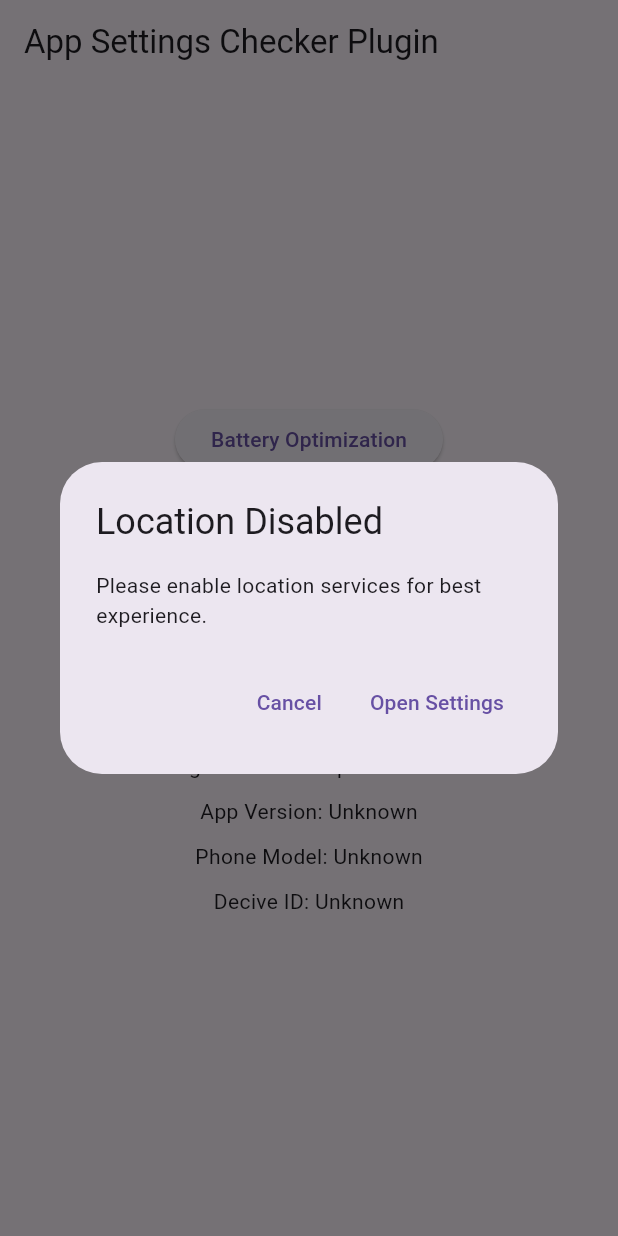
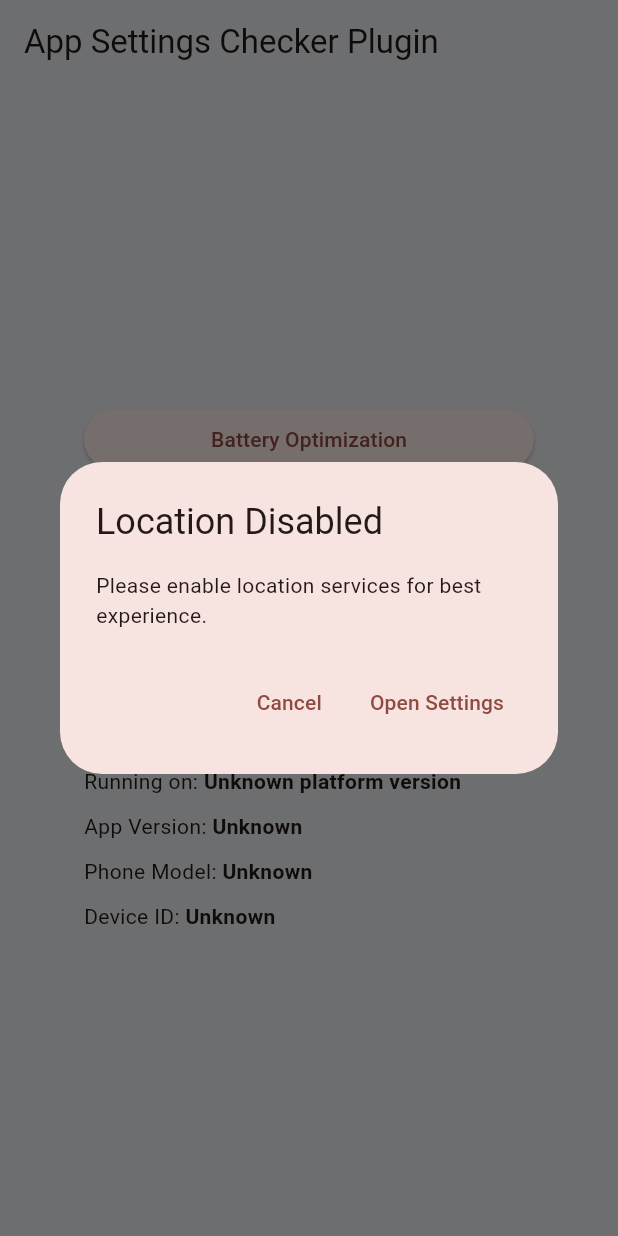
Before and after one commit to robertnicjoo/app_settings_checker, a Flutter app: the screen it shows after launch, after a tap on "Location", on a phone screen of 412 x 824 dp. Run offline on Flutter 3.47's test engine with Material 3 defaults, Android fonts, the phone set to English and light mode, and no system bars; our stand-ins replace plugin_platform_interface.

Commit message:
support ios

```diff
--- a/example/lib/main.dart
+++ b/example/lib/main.dart
@@ -18,7 +18,15 @@ class MyApp extends StatefulWidget {
 class _MyAppState extends State<MyApp> {
   @override
   Widget build(BuildContext context) {
-    return MaterialApp(title: "App Settings Checker", home: HomePage());
+    return MaterialApp(
+      theme: ThemeData(
+        colorSchemeSeed: Colors.red,
+        scaffoldBackgroundColor: Colors.blueGrey.shade50,
+        appBarTheme: AppBarTheme(backgroundColor: Colors.blueGrey.shade50),
+      ),
+      title: "App Settings Checker",
+      home: HomePage(),
+    );
   }
 }
 
@@ -31,7 +39,6 @@ class HomePage extends StatefulWidget {
 
 class _HomePageState extends State<HomePage> {
   String _platformVersion = 'Unknown';
-  final _batteryOptimizationCheckerPlugin = AppSettingsChecker();
 
   @override
   void initState() {
@@ -46,7 +53,7 @@ class _HomePageState extends State<HomePage> {
     // We also handle the message potentially returning null.
     try {
       platformVersion =
-          await _batteryOptimizationCheckerPlugin.getPlatformVersion() ??
+          await AppSettingsChecker.getPlatformVersion() ??
           'Unknown platform version';
     } on PlatformException {
       platformVersion = 'Failed to get platform version.';
@@ -64,7 +71,7 @@ class _HomePageState extends State<HomePage> {
 
   Future<void> checkBatteryOptimization(BuildContext context) async {
     final isDisabled = await AppSettingsChecker.isBatteryOptimizationDisabled();
-    if (!isDisabled) {
+    if (context.mounted && !isDisabled) {
       showDialog(
         context: context,
         builder:
@@ -93,8 +100,7 @@ class _HomePageState extends State<HomePage> {
 
   void checkLocationAndPrompt(BuildContext context) async {
     final isEnabled = await AppSettingsChecker.isLocationEnabled();
-    print('isEnabled $isEnabled');
-    if (!isEnabled) {
+    if (context.mounted && !isEnabled) {
       showDialog(
         context: context,
         builder:
@@ -119,11 +125,34 @@ class _HomePageState extends State<HomePage> {
             ),
       );
     }
+    if (context.mounted && isEnabled) {
+      showDialog(
+        context: context,
+        builder:
+            (_) => AlertDialog(
+              title: Text("Location Enabled"),
+              content: Text("Location is already enabled."),
+              actions: [
+                TextButton(
+                  onPressed: () => Navigator.pop(context),
+                  child: Text("Cancel"),
+                ),
+                TextButton(
+                  onPressed: () {
+                    Navigator.pop(context);
+                    AppSettingsChecker.openLocationSettings();
+                  },
+                  child: Text("Open Settings"),
+                ),
+              ],
+            ),
+      );
+    }
   }
 
   void checkNotificationsAndPrompt(BuildContext context) async {
     final areEnabled = await AppSettingsChecker.areNotificationsEnabled();
-    if (!areEnabled) {
+    if (context.mounted && !areEnabled) {
       showDialog(
         context: context,
         builder:
@@ -154,48 +183,107 @@ class _HomePageState extends State<HomePage> {
   Widget build(BuildContext context) {
     return Scaffold(
       appBar: AppBar(title: const Text('App Settings Checker Plugin')),
-      body: Column(
-        spacing: 10,
-        crossAxisAlignment: CrossAxisAlignment.center,
-        mainAxisAlignment: MainAxisAlignment.center,
+      body: Center(
+        child: ConstrainedBox(
+          constraints: const BoxConstraints(
+            maxWidth: 300,
+          ), // max width for all buttons
+          child: Column(
+            mainAxisSize: MainAxisSize.min,
+            crossAxisAlignment:
+                CrossAxisAlignment.stretch, // makes buttons fill width
             children: [
+              const SizedBox(height: 10),
               ElevatedButton(
                 onPressed: () => checkBatteryOptimization(context),
-            child: Text('Battery Optimization'),
+                child: const Text('Battery Optimization'),
               ),
+              const SizedBox(height: 10),
               ElevatedButton(
                 onPressed: () => checkNotificationsAndPrompt(context),
-            child: Text('Notifications'),
+                child: const Text('Notifications'),
               ),
+              const SizedBox(height: 10),
               ElevatedButton(
                 onPressed: () => checkLocationAndPrompt(context),
-            child: Text('Location'),
+                child: const Text('Location'),
               ),
+              const SizedBox(height: 10),
               ElevatedButton(
                 onPressed: () => AppSettingsChecker.openAppSettings(),
-            child: Text('App Settings'),
+                child: const Text('App Settings'),
               ),
-          Center(child: Text('Running on: $_platformVersion')),
+              const SizedBox(height: 20),
+              Text.rich(
+                TextSpan(
+                  text: 'Running on: ',
+                  children: [
+                    TextSpan(
+                      text: _platformVersion,
+                      style: const TextStyle(fontWeight: FontWeight.bold),
+                    ),
+                  ],
+                ),
+                textAlign: TextAlign.start,
+              ),
+              const SizedBox(height: 10),
               FutureBuilder(
                 future: AppSettingsChecker.getAppVersion(),
                 builder: (context, snapshot) {
-              return Text('App Version: ${snapshot.data ?? "Unknown"}');
+                  return Text.rich(
+                    TextSpan(
+                      text: 'App Version: ',
+                      children: [
+                        TextSpan(
+                          text: snapshot.data ?? "Unknown",
+                          style: const TextStyle(fontWeight: FontWeight.bold),
+                        ),
+                      ],
+                    ),
+                    textAlign: TextAlign.start,
+                  );
                 },
               ),
+              const SizedBox(height: 10),
               FutureBuilder(
                 future: AppSettingsChecker.getPhoneModel(),
                 builder: (context, snapshot) {
-              return Text('Phone Model: ${snapshot.data ?? "Unknown"}');
+                  return Text.rich(
+                    TextSpan(
+                      text: 'Phone Model: ',
+                      children: [
+                        TextSpan(
+                          text: snapshot.data ?? "Unknown",
+                          style: const TextStyle(fontWeight: FontWeight.bold),
+                        ),
+                      ],
+                    ),
+                    textAlign: TextAlign.start,
+                  );
                 },
               ),
+              const SizedBox(height: 10),
               FutureBuilder(
                 future: AppSettingsChecker.getDeviceId(),
                 builder: (context, snapshot) {
-              return Text('Decive ID: ${snapshot.data ?? "Unknown"}');
+                  return Text.rich(
+                    TextSpan(
+                      text: 'Device ID: ',
+                      children: [
+                        TextSpan(
+                          text: snapshot.data ?? "Unknown",
+                          style: const TextStyle(fontWeight: FontWeight.bold),
+                        ),
+                      ],
+                    ),
+                    textAlign: TextAlign.start,
+                  );
                 },
               ),
             ],
           ),
+        ),
+      ),
     );
   }
 }
--- a/lib/app_settings_checker.dart
+++ b/lib/app_settings_checker.dart
@@ -1,68 +1,61 @@
 import 'dart:async';
-import 'app_settings_checker_platform_interface.dart';
+import 'dart:io';
 import 'package:flutter/services.dart';
 
 class AppSettingsChecker {
-  // Create a MethodChannel for communicating with native code
   static const MethodChannel _channel = MethodChannel('app_settings_checker');
 
-  // Checks if battery optimization is disabled for the app
   static Future<bool> isBatteryOptimizationDisabled() async {
+    if (!Platform.isAndroid) return false;
     final bool result = await _channel.invokeMethod(
-      'isBatteryOptimizationDisabled', // Native method to check battery optimization
+      'isBatteryOptimizationDisabled',
     );
     return result;
   }
 
-  // Opens the battery optimization settings page on the device
   static Future<void> openBatteryOptimizationSettings() async {
-    await _channel.invokeMethod('openBatteryOptimizationSettings'); // Native method to open settings
+    if (!Platform.isAndroid) return;
+    await _channel.invokeMethod('openBatteryOptimizationSettings');
   }
 
-  // Checks if the location services are enabled on the device
   static Future<bool> isLocationEnabled() async {
-    final bool result = await _channel.invokeMethod('isLocationEnabled'); // Native method to check location
+    final bool result = await _channel.invokeMethod('isLocationEnabled');
     return result;
   }
 
-  // Opens the location settings page on the device
   static Future<void> openLocationSettings() async {
-    await _channel.invokeMethod('openLocationSettings'); // Native method to open location settings
+    await _channel.invokeMethod('openLocationSettings');
   }
 
-  // Checks if notifications are enabled for the app
   static Future<bool> areNotificationsEnabled() async {
-    final bool result = await _channel.invokeMethod('areNotificationsEnabled'); // Native method to check notifications
+    if (!Platform.isAndroid)
+      return true; // iOS always allows unless user disables explicitly in settings
+    final bool result = await _channel.invokeMethod('areNotificationsEnabled');
     return result;
   }
 
-  // Opens the notification settings page on the device
   static Future<void> openNotificationSettings() async {
-    await _channel.invokeMethod('openNotificationSettings'); // Native method to open notification settings
+    if (!Platform.isAndroid) return;
+    await _channel.invokeMethod('openNotificationSettings');
   }
 
-  // Opens the general app settings page on the device
   static Future<void> openAppSettings() async {
-    await _channel.invokeMethod('openAppSettings'); // Native method to open app settings
+    await _channel.invokeMethod('openAppSettings');
   }
 
-  // Retrieves the version of the app
   static Future<String?> getAppVersion() async {
-    return await _channel.invokeMethod<String>('getAppVersion'); // Native method to get app version
+    return await _channel.invokeMethod<String>('getAppVersion');
   }
 
-  // Retrieves the platform version (iOS/Android)
-  Future<String?> getPlatformVersion() {
-    return AppSettingsCheckerPlatform.instance.getPlatformVersion(); // Calls the platform-specific implementation
+  static Future<String?> getPlatformVersion() async {
+    return await _channel.invokeMethod<String>('getPlatformVersion');
   }
 
-  // Retrieves the phone model (e.g., "Pixel 4", "iPhone 11")
   static Future<String?> getPhoneModel() async {
-    return await _channel.invokeMethod<String>('getPhoneModel'); // Native method to get phone model
+    return await _channel.invokeMethod<String>('getPhoneModel');
   }
 
-  // Retrieves a unique device ID (may be different based on platform and permissions)
   static Future<String?> getDeviceId() async {
-    return await _channel.invokeMethod<String>('getDeviceId'); // Native method to get device ID
+    return await _channel.invokeMethod<String>('getDeviceId');
   }
 }
--- a/lib/app_settings_checker_method_channel.dart
+++ b/lib/app_settings_checker_method_channel.dart
@@ -4,7 +4,6 @@ import 'app_settings_checker_platform_interface.dart';
 
 /// An implementation of [AppSettingsCheckerPlatform] that uses method channels.
 class MethodChannelAppSettingsChecker extends AppSettingsCheckerPlatform {
-
   /// The method channel used to interact with the native platform.
   /// This channel is used to call native methods from the platform-specific implementations (e.g., Android, iOS).
   @visibleForTesting
@@ -16,7 +15,9 @@ class MethodChannelAppSettingsChecker extends AppSettingsCheckerPlatform {
   Future<String?> getPlatformVersion() async {
     try {
       // Invoke the native method to get the platform version
-      final version = await methodChannel.invokeMethod<String>('getPlatformVersion');
+      final version = await methodChannel.invokeMethod<String>(
+        'getPlatformVersion',
+      );
       return version;
     } on PlatformException catch (e) {
       // Handle any platform exception if the method fails
--- a/pubspec.yaml
+++ b/pubspec.yaml
@@ -39,6 +39,8 @@ flutter:
       android:
         package: com.nicxonsolutions.app_settings_checker
         pluginClass: AppSettingsCheckerPlugin
+      ios:
+        pluginClass: AppSettingsCheckerPlugin
 
   # To add assets to your plugin package, add an assets section, like this:
   # assets:
```
Also changed, not shown: lib/app_settings_checker_platform_interface.dart (+6 -3 lines), 50 other files. Lines whose indentation alone changed are shown as unchanged.
